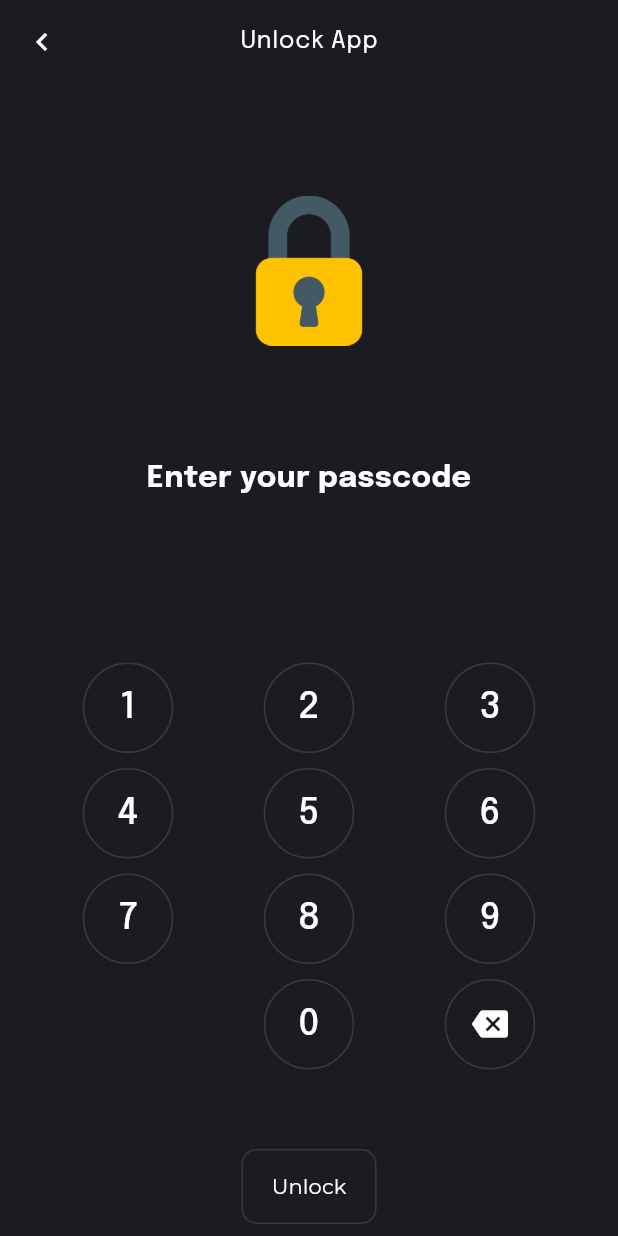
After one commit to Abdul-Hayee1/app_locker_project, a Flutter app: the PasswordUnlockScreen screen opened directly, on a phone screen of 412 x 824 dp. The commit adds this screen. Run offline on Flutter 3.47's test engine with Material 3 defaults, Android fonts, the phone set to English and light mode, and no system bars; our stand-ins replace flutter_switch, fluttertoast, get, google_fonts, lottie, permission_handler and 1 more; missing offline and left inert: installed_apps, usage_stats; accounts and stored records are empty.

Commit message:
new changes

```diff
--- a/lib/executables/controllers/apps_controller.dart
+++ b/lib/executables/controllers/apps_controller.dart
@@ -92,6 +92,7 @@ class AppsController extends GetxController implements GetxService {
     systemApps = getSystemApps(apps);
 
     excludeApps();
+    getLockedApps();
     update();
   }
 
@@ -122,21 +123,7 @@ class AppsController extends GetxController implements GetxService {
         if (lockList.length < 16) {
           selectLockList.add(app.name);
           lockList.add(
-            ApplicationDataModel(isLocked: true, application: app
-                // application: ApplicationData(
-                //   apkFilePath: app.apkFilePath,
-                //   appName: app.appName,
-                //   category: app.category,
-                //   dataDir: app.dataDir,
-                //   enabled: app.enabled,
-                //   icon: getAppIcon(app.appName as AppInfo),
-                //   installTimeMillis: app.installTimeMillis,
-                //   packageName: app.packageName,
-                //   systemApp: app.systemApp,
-                //   updateTimeMillis: app.updateTimeMillis,
-                //   versionCode: app.versionCode,
-                //   versionName: app.versionName,
-                ),
+            ApplicationDataModel(isLocked: true, application: app),
           );
         } else {
           Fluttertoast.showToast(
@@ -162,22 +149,7 @@ class AppsController extends GetxController implements GetxService {
         if (lockList.length < 16) {
           selectLockList.add(app.name);
           lockList.add(
-            ApplicationDataModel(isLocked: true, application: app
-                // application: ApplicationData(
-                //   apkFilePath: app.apkFilePath,
-                //   appName: app.appName,
-                //   category: "${app.category}",
-                //   dataDir: "${app.dataDir}",
-                //   enabled: app.enabled,
-                //   icon: getAppIcon(app.appName as AppInfo),
-                //   installTimeMillis: app.installTimeMillis,
-                //   packageName: app.packageName,
-                //   systemApp: app.systemApp,
-                //   updateTimeMillis: app.updateTimeMillis,
-                //   versionCode: app.versionCode,
-                //   versionName: app.versionName,
-                // ),
-                ),
+            ApplicationDataModel(isLocked: true, application: app),
           );
           log("ADD: $selectLockList", name: "addToLockedApps");
           Get.find<MethodChannelController>().addToLockedAppsMethod();
@@ -212,6 +184,34 @@ class AppsController extends GetxController implements GetxService {
     update();
   }
 
+  Future<void> handleAppLaunch(AppInfo app) async {
+    if (selectLockList.contains(app.name)) {
+      // Show lock screen if app is locked
+      showLockScreen(app.packageName);
+    } else {
+      // Otherwise, launch the app normally
+      InstalledApps.startApp(app.packageName);
+    }
+  }
+
+  void showLockScreen(String packageName) {
+    Get.dialog(
+      AlertDialog(
+        title: Text("App Locked"),
+        content: Text("This app is locked. Enter passcode to continue."),
+        actions: [
+          TextButton(
+            onPressed: () {
+              Get.back(); // Close the lock screen
+            },
+            child: Text("Unlock"),
+          )
+        ],
+      ),
+      barrierDismissible: false,
+    );
+  }
+
   // android manifest bhi theek krni hai permissions according to old provided project (self reminder)
 
   appSearch() {
--- a/lib/executables/controllers/password_controller.dart
+++ b/lib/executables/controllers/password_controller.dart
@@ -53,6 +53,11 @@ class PasswordController extends GetxController implements GetxService {
     }
   }
 
+  void clearPasscode() {
+    passcode = "";
+    update();
+  }
+
   clearData() {
     isConfirm = false;
     passcode = "";
--- /dev/null
+++ b/lib/screens/password_unlock_screen.dart
@@ -0,0 +1,214 @@
+import 'package:app_lock_flutter/executables/controllers/password_controller.dart';
+import 'package:app_lock_flutter/screens/home.dart';
+import 'package:app_lock_flutter/services/constant.dart';
+import 'package:flutter/material.dart';
+import 'package:fluttertoast/fluttertoast.dart';
+import 'package:get/get.dart';
+import 'package:get/state_manager.dart';
+
+class PasswordUnlockScreen extends StatelessWidget {
+  final PasswordController _passwordController = Get.find<PasswordController>();
+
+  PasswordUnlockScreen({super.key});
+
+  @override
+  Widget build(BuildContext context) {
+    var size = MediaQuery.of(context).size;
+    return WillPopScope(
+      onWillPop: () async {
+        return false; // Prevent back navigation
+      },
+      child: Scaffold(
+        appBar: AppBar(
+          backgroundColor: Theme.of(context).scaffoldBackgroundColor,
+          centerTitle: true,
+          iconTheme: const IconThemeData(
+            color: Colors.white,
+          ),
+          leading: IconButton(
+            icon: const Icon(
+              Icons.keyboard_arrow_left,
+              color: Colors.white,
+            ),
+            onPressed: () {
+              Navigator.pop(context);
+            },
+          ),
+          title: Text(
+            "Unlock App",
+            style: Theme.of(context).textTheme.bodyLarge!.copyWith(
+                  color: Colors.white,
+                ),
+          ),
+        ),
+        body: SizedBox(
+          height: size.height,
+          width: size.width,
+          child: Column(
+            crossAxisAlignment: CrossAxisAlignment.center,
+            children: [
+              Expanded(
+                child: Padding(
+                  padding: const EdgeInsets.symmetric(
+                    horizontal: 8.0,
+                    vertical: 10,
+                  ),
+                  child: Center(
+                    child: Image.asset(
+                      'assets/images/appLogo.png',
+                      height: 100,
+                      width: 100,
+                    ),
+                  ),
+                ),
+              ),
+              const Text(
+                "Enter your passcode",
+                style: TextStyle(
+                    fontSize: 20,
+                    fontWeight: FontWeight.bold,
+                    color: Colors.white),
+              ),
+              const SizedBox(height: 20),
+              // Display entered passcode (as dots)
+              GetBuilder<PasswordController>(
+                builder: (controller) {
+                  return Text(
+                    controller.passcode.split("").map((e) => "•").join(),
+                    style: const TextStyle(fontSize: 30, color: Colors.white),
+                  );
+                },
+              ),
+              const SizedBox(height: 20),
+              // Numeric keypad
+              Padding(
+                padding: const EdgeInsets.symmetric(
+                  horizontal: 25,
+                  vertical: 25,
+                ),
+                child: GridView.builder(
+                  shrinkWrap: true,
+                  physics: const NeverScrollableScrollPhysics(),
+                  gridDelegate: const SliverGridDelegateWithFixedCrossAxisCount(
+                    crossAxisCount: 3,
+                    crossAxisSpacing: 0.0,
+                    childAspectRatio: 2,
+                    mainAxisSpacing: 10.0,
+                  ),
+                  itemCount: 12, // 0-9, backspace, and empty
+                  itemBuilder: (context, index) {
+                    if (index == 9) {
+                      return const SizedBox.shrink(); // Empty space
+                    } else if (index == 10) {
+                      return GestureDetector(
+                        onTap: () {
+                          _passwordController.setPasscode(10); // 0
+                        },
+                        child: Container(
+                          decoration: BoxDecoration(
+                            border: Border.all(
+                              color: Theme.of(context).primaryColorDark,
+                            ),
+                            shape: BoxShape.circle,
+                          ),
+                          child: const Center(
+                            child: Text(
+                              "0",
+                              style:
+                                  TextStyle(fontSize: 24, color: Colors.white),
+                            ),
+                          ),
+                        ),
+                      );
+                    } else if (index == 11) {
+                      return GestureDetector(
+                        onTap: () {
+                          _passwordController.setPasscode(11); // Backspace
+                        },
+                        child: Container(
+                          decoration: BoxDecoration(
+                            border: Border.all(
+                              color: Theme.of(context).primaryColorDark,
+                            ),
+                            shape: BoxShape.circle,
+                          ),
+                          child: const Center(
+                            child: Icon(
+                              Icons.backspace,
+                              color: Colors.white,
+                            ),
+                          ),
+                        ),
+                      );
+                    } else {
+                      return GestureDetector(
+                        onTap: () {
+                          _passwordController.setPasscode(index); // 1-9
+                        },
+                        child: Container(
+                          decoration: BoxDecoration(
+                            border: Border.all(
+                              color: Theme.of(context).primaryColorDark,
+                            ),
+                            shape: BoxShape.circle,
+                          ),
+                          child: Center(
+                            child: Text(
+                              "${index + 1}",
+                              style: const TextStyle(
+                                  fontSize: 24, color: Colors.white),
+                            ),
+                          ),
+                        ),
+                      );
+                    }
+                  },
+                ),
+              ),
+              const SizedBox(height: 20),
+              // Submit button
+              Padding(
+                padding: const EdgeInsets.all(8.0),
+                child: Container(
+                  decoration: BoxDecoration(
+                    borderRadius: BorderRadius.circular(10),
+                    border: Border.all(
+                      color: Theme.of(context).primaryColorDark,
+                    ),
+                  ),
+                  child: MaterialButton(
+                    color: Colors.transparent,
+                    elevation: 0,
+                    onPressed: () {
+                      // Validate the entered password
+                      String savedPassword = _passwordController.prefs
+                              .getString(AppConstants.setPassCode) ??
+                          "";
+
+                      if (_passwordController.passcode == savedPassword) {
+                        Navigator.pushReplacement(
+                          context,
+                          MaterialPageRoute(builder: (context) => HomePage()),
+                        );
+                      } else {
+                        // Show error message for incorrect passcode
+                        Fluttertoast.showToast(msg: "Incorrect passcode");
+
+                        // Clear the passcode after incorrect attempt
+                        _passwordController.clearPasscode();
+                      }
+                    },
+                    child: const Text(
+                      "Unlock",
+                      style: TextStyle(color: Colors.white),
+                    ),
+                  ),
+                ),
+              ),
+            ],
+          ),
+        ),
+      ),
+    );
+  }
+}
--- a/lib/screens/set_passcode.dart
+++ b/lib/screens/set_passcode.dart
@@ -5,7 +5,7 @@ import 'package:get/instance_manager.dart';
 import 'package:get/state_manager.dart';
 
 class SetPasscode extends StatefulWidget {
-  const SetPasscode({Key? key}) : super(key: key);
+  const SetPasscode({super.key});
 
   @override
   State<SetPasscode> createState() => _SetPasscodeState();
--- a/pubspec.yaml
+++ b/pubspec.yaml
@@ -5,7 +5,7 @@ publish_to: 'none'
 version: 1.0.4+6
 
 environment:
-  sdk: ">=2.16.2 <3.0.0"
+  sdk: ">=2.17.0 <3.0.0"
 
 dependencies:
   flutter:
```
Also changed, not shown: lib/executables/controllers/method_channel_controller.dart (+12 -11 lines), lib/screens/splash.dart (+22 -9 lines), 3 other files.
